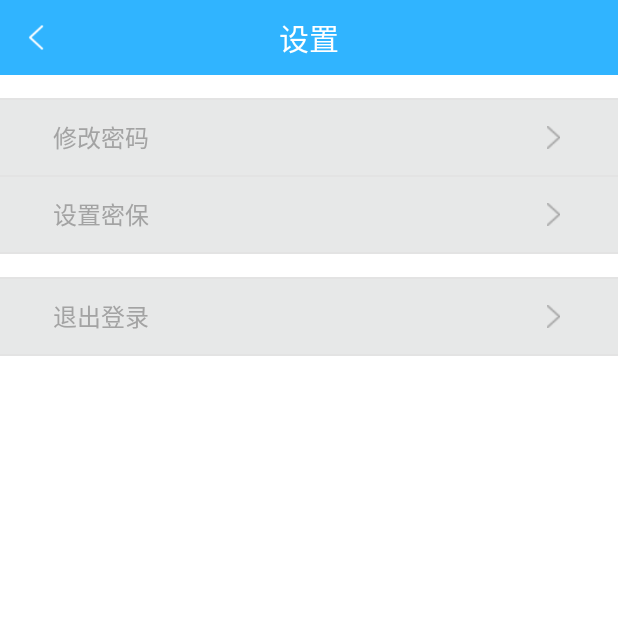
After one commit to baldrsky/Boxuegu, an Android app: the SettingActivity screen opened directly, with no data from a screen before it, on a phone screen of 412 x 824 dp, the top half of it. The commit adds this screen. Run offline under Robolectric (Android 15) with nearby library versions, the phone set to English and light mode, and no system bars.

Commit message:
"我"的模块--设置－退出

```diff
--- a/app/src/main/AndroidManifest.xml
+++ b/app/src/main/AndroidManifest.xml
@@ -19,7 +19,8 @@
         </activity>
         <activity android:name=".activity.RegisterActivity" />
         <activity android:name=".activity.ExercisesDetailActivity" />
-        <activity android:name=".activity.LoginActivity"></activity>
+        <activity android:name=".activity.LoginActivity" />
+        <activity android:name=".activity.SettingActivity"></activity>
     </application>
 
 </manifest>
--- a/app/src/main/java/cn/edu/gdmec/android/boxuegu/MainActivity.java
+++ b/app/src/main/java/cn/edu/gdmec/android/boxuegu/MainActivity.java
@@ -129,6 +129,7 @@ public class MainActivity extends AppCompatActivity implements View.OnClickListe
     private void setSelectedStatus(int index) {
         switch (index){
             case 0:
+                //TODO：课程界面
                 mCourseBtn.setSelected(true);
                 iv_course.setImageResource(R.drawable.main_course_icon_selected);
                 tv_course.setTextColor(Color.parseColor("#0097f7"));
--- a/app/src/main/java/cn/edu/gdmec/android/boxuegu/activity/LoginActivity.java
+++ b/app/src/main/java/cn/edu/gdmec/android/boxuegu/activity/LoginActivity.java
@@ -92,9 +92,9 @@ public class LoginActivity extends AppCompatActivity {
                     data.putExtra("isLogin",true);
                     setResult(RESULT_OK,data);
                     //跳转到主页
-                    /*LoginActivity.this.finish();
+                    LoginActivity.this.finish();
                     Intent intent = new Intent(LoginActivity.this,MainActivity.class);
-                    startActivity(intent);*/
+                    startActivity(intent);
                     return;
                 }else if (!TextUtils.isEmpty(spPsw) && !md5Psw.equals(spPsw)){
                     Toast.makeText(LoginActivity.this,"输入的用户名和密码不一致",Toast.LENGTH_LONG).show();
--- /dev/null
+++ b/app/src/main/java/cn/edu/gdmec/android/boxuegu/activity/SettingActivity.java
@@ -0,0 +1,76 @@
+package cn.edu.gdmec.android.boxuegu.activity;
+
+import android.content.Intent;
+import android.content.SharedPreferences;
+import android.graphics.Color;
+import android.support.v7.app.AppCompatActivity;
+import android.os.Bundle;
+import android.view.View;
+import android.widget.RelativeLayout;
+import android.widget.TextView;
+
+import cn.edu.gdmec.android.boxuegu.R;
+
+public class SettingActivity extends AppCompatActivity {
+
+    @Override
+    protected void onCreate(Bundle savedInstanceState) {
+        super.onCreate(savedInstanceState);
+        setContentView(R.layout.activity_setting);
+        init();
+    }
+
+    private void init() {
+
+        TextView tv_main_title = (TextView) findViewById(R.id.tv_main_title);
+        tv_main_title.setText("设置");
+        TextView tv_back = (TextView) findViewById(R.id.tv_back);
+        RelativeLayout rl_title_bar = (RelativeLayout) findViewById(R.id.title_bar);
+        rl_title_bar.setBackgroundColor(Color.parseColor("#30b4ff"));
+
+        RelativeLayout rl_modify_psw = (RelativeLayout) findViewById(R.id.rl_modify_psw);
+        RelativeLayout rl_security_setting = (RelativeLayout) findViewById(R.id.rl_security_setting);
+        RelativeLayout rl_exit_login = (RelativeLayout) findViewById(R.id.rl_exit_login);
+
+        tv_back.setOnClickListener(new View.OnClickListener() {
+            @Override
+            public void onClick(View view) {
+                SettingActivity.this.finish();
+            }
+        });
+
+        rl_modify_psw.setOnClickListener(new View.OnClickListener() {
+            @Override
+            public void onClick(View view) {
+               //TODO:跳转到修改密码的界面
+            }
+        });
+
+        rl_security_setting.setOnClickListener(new View.OnClickListener() {
+            @Override
+            public void onClick(View view) {
+                //跳转到设置密保的界面
+            }
+        });
+
+        rl_exit_login.setOnClickListener(new View.OnClickListener() {
+            @Override
+            public void onClick(View view) {
+                clearLoginStatus();
+                //把退出登录成功后的状态传递到mainActivity中
+                Intent data = new Intent();
+                data.putExtra("isLogin",false);
+                setResult(RESULT_OK,data);
+                SettingActivity.this.finish();
+            }
+        });
+    }
+
+    private void clearLoginStatus() {
+        SharedPreferences sp = getSharedPreferences("loginInfo",MODE_PRIVATE);
+        SharedPreferences.Editor editor = sp.edit();
+        editor.putBoolean("isLogin",false);
+        editor.putString("loginUserName","");
+        editor.commit();
+    }
+}
--- a/app/src/main/java/cn/edu/gdmec/android/boxuegu/view/MyInfoView.java
+++ b/app/src/main/java/cn/edu/gdmec/android/boxuegu/view/MyInfoView.java
@@ -14,6 +14,7 @@ import android.widget.Toast;
 
 import cn.edu.gdmec.android.boxuegu.R;
 import cn.edu.gdmec.android.boxuegu.activity.LoginActivity;
+import cn.edu.gdmec.android.boxuegu.activity.SettingActivity;
 import cn.edu.gdmec.android.boxuegu.utils.AnalysisUtils;
 
 /**
@@ -85,6 +86,8 @@ public class MyInfoView {
             public void onClick(View view) {
                 if (readLoginStatus()){
                     //跳转到设置界面
+                    Intent intent = new Intent(mContext, SettingActivity.class);
+                    ((Activity)mContext).startActivityForResult(intent,1);
                 }else {
                     Toast.makeText(mContext,"您还未登录，请先登录",Toast.LENGTH_SHORT).show();
                 }
--- /dev/null
+++ b/app/src/main/res/layout/activity_setting.xml
@@ -0,0 +1,122 @@
+<?xml version="1.0" encoding="utf-8"?>
+<LinearLayout
+    xmlns:android="http://schemas.android.com/apk/res/android"
+    xmlns:app="http://schemas.android.com/apk/res-auto"
+    android:id="@+id/activity_setting"
+    android:orientation="vertical"
+    android:background="@android:color/white"
+    xmlns:tools="http://schemas.android.com/tools"
+    android:layout_width="match_parent"
+    android:layout_height="match_parent"
+    tools:context="cn.edu.gdmec.android.boxuegu.activity.SettingActivity">
+
+    <include layout="@layout/main_title_bar"></include>
+
+    <View
+        android:layout_width="fill_parent"
+        android:layout_height="1dp"
+        android:layout_marginTop="15dp"
+        android:background="#e3e3e3"></View>
+
+    <RelativeLayout
+        android:id="@+id/rl_modify_psw"
+        android:background="#e7e8e8"
+        android:gravity="center_vertical"
+        android:paddingLeft="10dp"
+        android:paddingRight="10dp"
+        android:layout_width="fill_parent"
+        android:layout_height="50dp">
+
+        <TextView
+            android:textSize="16dp"
+            android:layout_width="wrap_content"
+            android:layout_height="wrap_content"
+            android:layout_centerVertical="true"
+            android:layout_marginLeft="25dp"
+            android:text="修改密码"
+            android:textColor="#a3a3a3"/>
+
+        <ImageView
+            android:layout_alignParentRight="true"
+            android:layout_centerVertical="true"
+            android:layout_marginRight="25dp"
+            android:src="@drawable/iv_right_arrow"
+            android:layout_width="15dp"
+            android:layout_height="15dp" />
+    </RelativeLayout>
+
+    <View
+        android:layout_width="fill_parent"
+        android:layout_height="1dp"
+        android:background="#e3e3e3"></View>
+
+    <RelativeLayout
+        android:id="@+id/rl_security_setting"
+        android:background="#e7e8e8"
+        android:gravity="center_vertical"
+        android:paddingLeft="10dp"
+        android:paddingRight="10dp"
+        android:layout_width="fill_parent"
+        android:layout_height="50dp">
+
+        <TextView
+            android:textSize="16dp"
+            android:layout_width="wrap_content"
+            android:layout_height="wrap_content"
+            android:layout_centerVertical="true"
+            android:layout_marginLeft="25dp"
+            android:text="设置密保"
+            android:textColor="#a3a3a3"/>
+
+        <ImageView
+            android:layout_alignParentRight="true"
+            android:layout_centerVertical="true"
+            android:layout_marginRight="25dp"
+            android:src="@drawable/iv_right_arrow"
+            android:layout_width="15dp"
+            android:layout_height="15dp" />
+    </RelativeLayout>
+
+    <View
+        android:layout_width="fill_parent"
+        android:layout_height="1dp"
+        android:background="#e3e3e3"></View>
+
+    <View
+        android:layout_width="fill_parent"
+        android:layout_height="1dp"
+        android:background="#e3e3e3"
+        android:layout_marginTop="15dp"></View>
+
+    <RelativeLayout
+        android:id="@+id/rl_exit_login"
+        android:background="#e7e8e8"
+        android:gravity="center_vertical"
+        android:paddingLeft="10dp"
+        android:paddingRight="10dp"
+        android:layout_width="fill_parent"
+        android:layout_height="50dp">
+
+        <TextView
+            android:textSize="16dp"
+            android:layout_width="wrap_content"
+            android:layout_height="wrap_content"
+            android:layout_centerVertical="true"
+            android:layout_marginLeft="25dp"
+            android:text="退出登录"
+            android:textColor="#a3a3a3"/>
+
+        <ImageView
+            android:layout_alignParentRight="true"
+            android:layout_centerVertical="true"
+            android:layout_marginRight="25dp"
+            android:src="@drawable/iv_right_arrow"
+            android:layout_width="15dp"
+            android:layout_height="15dp" />
+    </RelativeLayout>
+
+    <View
+        android:layout_width="fill_parent"
+        android:layout_height="1dp"
+        android:background="#e3e3e3"></View>
+</LinearLayout>
```
